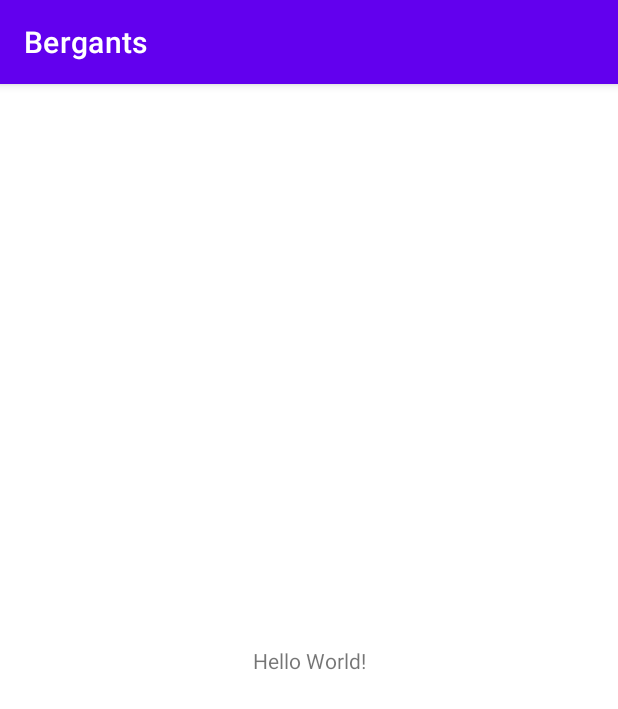
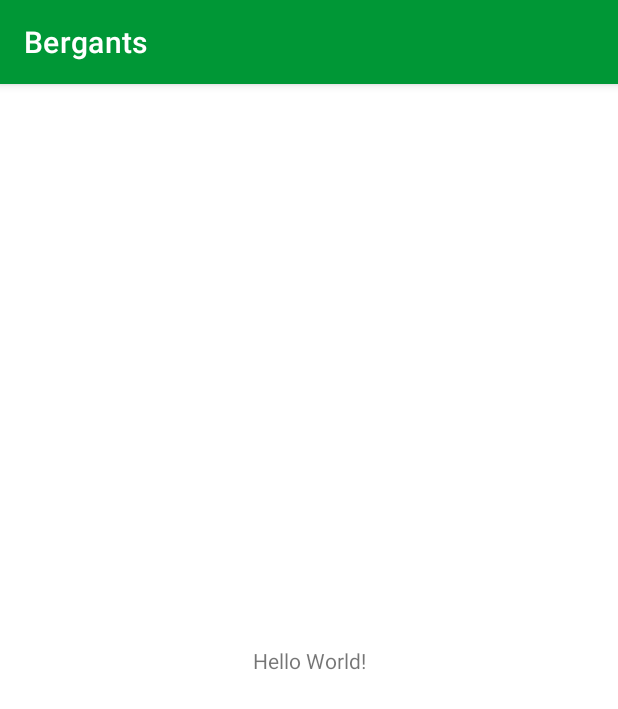
Before and after one commit to EnricLedo/Bergants, an Android app: the screen it shows after launch (MainActivity), on a phone screen of 412 x 824 dp. Shown: the top 709 px of the screen. Run offline under Robolectric (Android 15) with nearby library versions, the phone set to English and light mode, and no system bars.

Commit message:
Colors i themes

```diff
--- a/app/src/main/res/values/colors.xml
+++ b/app/src/main/res/values/colors.xml
@@ -1,10 +1,8 @@
 <?xml version="1.0" encoding="utf-8"?>
 <resources>
-    <color name="purple_200">#FFBB86FC</color>
-    <color name="purple_500">#FF6200EE</color>
-    <color name="purple_700">#FF3700B3</color>
-    <color name="teal_200">#FF03DAC5</color>
-    <color name="teal_700">#FF018786</color>
-    <color name="black">#FF000000</color>
-    <color name="white">#FFFFFFFF</color>
+    <color name="verdBergant">#FF009736</color>
+    <color name="verdClar">#FF7EC090</color>
+    <color name="blanc">#FFFFFFFF</color>
+    <color name="grisClaretGentApuntada">#FFE5E5E5</color>
+    <color name="negre">#FF000000</color>
 </resources>
--- a/app/src/main/res/values/themes.xml
+++ b/app/src/main/res/values/themes.xml
@@ -2,13 +2,10 @@
     <!-- Base application theme. -->
     <style name="Theme.Bergants" parent="Theme.MaterialComponents.DayNight.DarkActionBar">
         <!-- Primary brand color. -->
-        <item name="colorPrimary">@color/purple_500</item>
-        <item name="colorPrimaryVariant">@color/purple_700</item>
-        <item name="colorOnPrimary">@color/white</item>
-        <!-- Secondary brand color. -->
-        <item name="colorSecondary">@color/teal_200</item>
-        <item name="colorSecondaryVariant">@color/teal_700</item>
-        <item name="colorOnSecondary">@color/black</item>
+        <item name="colorPrimary">@color/verdBergant</item>
+        <item name="colorPrimaryVariant">@color/verdClar</item>
+        <item name="colorOnPrimary">@color/blanc</item>
+        <item name="colorOnSecondary">@color/negre</item>
         <!-- Status bar color. -->
         <item name="android:statusBarColor">?attr/colorPrimaryVariant</item>
         <!-- Customize your theme here. -->
```
